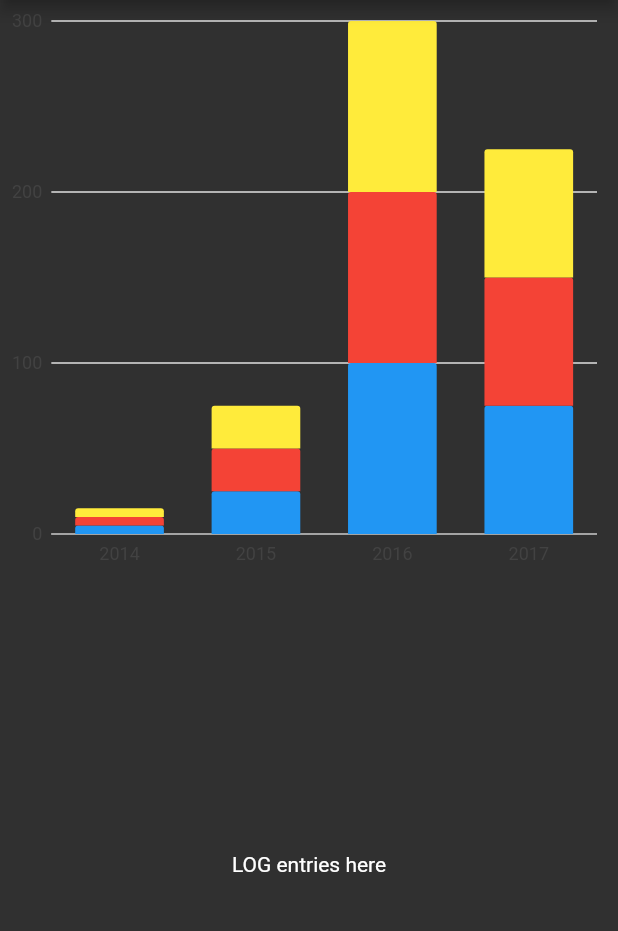
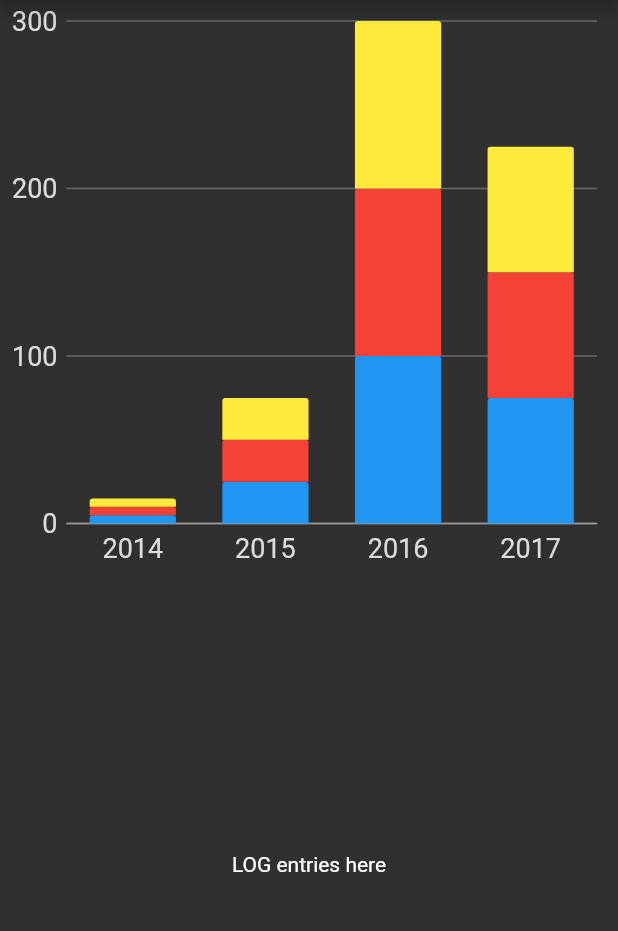
Before and after one commit to paxcodes/flutter-charts, a Flutter app: the screen it shows after launch, on a phone screen of 412 x 824 dp, the part 84-1015 px from its top. Run offline on Flutter 3.47's test engine with Material 2 defaults, Android fonts, the phone set to English and light mode, and no system bars; our stand-ins replace charts_flutter.

Commit message:
:lipstick: Change labels and lines to white/gray

```diff
--- a/lib/components/bar_graph.dart
+++ b/lib/components/bar_graph.dart
@@ -20,6 +20,27 @@ class StackedBarChart extends StatelessWidget {
       seriesList,
       animate: animate,
       barGroupingType: charts.BarGroupingType.stacked,
+      defaultRenderer: charts.BarRendererConfig(),
+      primaryMeasureAxis: new charts.NumericAxisSpec(
+          renderSpec: charts.GridlineRendererSpec(
+        labelOffsetFromAxisPx: 15,
+        labelStyle: new charts.TextStyleSpec(
+          fontSize: 18,
+          color: charts.Color(r: 0xDC, g: 0xDC, b: 0xDC, a: 0xFF),
+        ),
+        lineStyle: new charts.LineStyleSpec(
+          color: charts.Color(r: 0xDC, g: 0xDC, b: 0xDC, a: 0x55),
+        ),
+      )),
+      domainAxis: charts.OrdinalAxisSpec(
+        renderSpec: new charts.SmallTickRendererSpec(
+          labelOffsetFromAxisPx: 15,
+          labelStyle: new charts.TextStyleSpec(
+            fontSize: 18,
+            color: charts.Color(r: 0xDC, g: 0xDC, b: 0xDC, a: 0xFF),
+          ),
+        ),
+      ),
     );
   }
 
```
